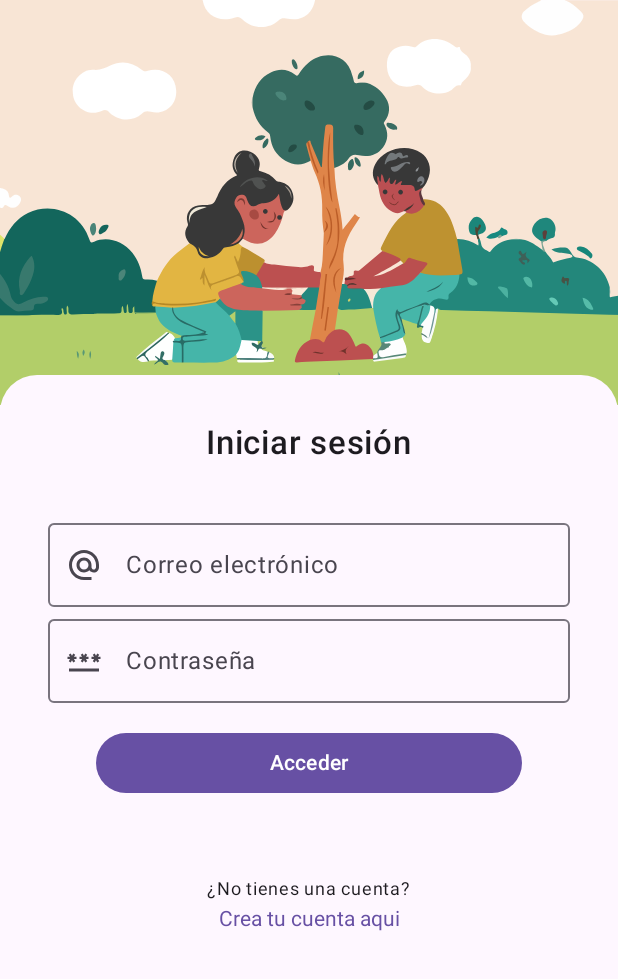
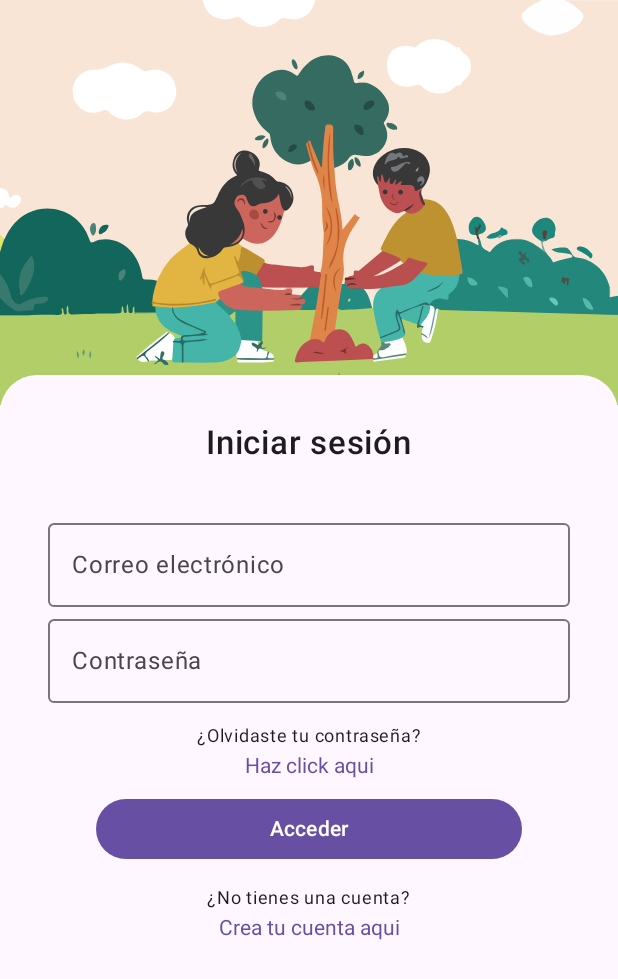
Before and after one commit to patyjs/Jetpack_UI_Adoptree, an Android app built with Jetpack Compose: the @Preview function GreetingPreview2, on a phone screen of 412 x 824 dp. Shown: the top 979 px of the screen. Run offline under Robolectric (Android 15) with nearby library versions, the light colour scheme and no system bars.

Commit message:
Se quitaron los iconos de los edit text de inicio de sesión y se agrego un elemento faltante que es el texto de olvidaste tu contraseña

```diff
--- a/app/src/main/java/com/example/myapp/LoginActivity.kt
+++ b/app/src/main/java/com/example/myapp/LoginActivity.kt
@@ -126,12 +126,12 @@ fun InitializeUI(name: String, darktheme: Boolean,modifier: Modifier = Modifier)
                         .padding(0.dp, 32.dp, 0.dp, 0.dp),
                     value = email_txt,
                     label = { Text("Correo electrónico") },
-                    leadingIcon = {
-                        Icon(
-                            painterResource(id = R.drawable.arroba_email_24),
-                            contentDescription = null
-                        )
-                    },
+                  //  leadingIcon = {
+                    //    Icon(
+                    //        painterResource(id = R.drawable.arroba_email_24),
+                    //        contentDescription = null
+                    //    )
+                   // },
                     onValueChange = { entry ->
                         email_txt = entry
                     }
@@ -143,21 +143,53 @@ fun InitializeUI(name: String, darktheme: Boolean,modifier: Modifier = Modifier)
                     value = password_txt,
                     label = { Text("Contraseña") },
                     visualTransformation = PasswordVisualTransformation(),
-                    leadingIcon = {
-                        Icon(
-                            painterResource(id = R.drawable.password_24),
-                            contentDescription = null
-                        )
-                    },
+                   // leadingIcon = {
+                     //   Icon(
+                        //    painterResource(id = R.drawable.password_24),
+                        //    contentDescription = null
+                      //  )
+                  //  },
                     onValueChange = { entry ->
                         password_txt = entry
                     }
                 )
 
+                Column(
+                    modifier = Modifier
+                        .fillMaxWidth()
+                        .padding(horizontal = 0.dp, vertical = 10.dp),
+                    horizontalAlignment = Alignment.CenterHorizontally, //centrar elementos de forma horizontal
+
+
+                ) {
+                    Text(
+                        text = "¿Olvidaste tu contraseña?",
+                        modifier = modifier,
+                        fontSize = 12.sp,
+                        fontWeight = FontWeight.Normal
+                    )
+
+                    ClickableText(
+                        text = buildAnnotatedString {
+                            withStyle(
+                                style = SpanStyle(MaterialTheme.colorScheme.primary)
+                            ) {
+                                append("Haz click aqui")
+                            }
+                        },
+                        modifier = modifier,
+                        onClick = {
+                            // INICIA UN ACTIVITY NUEVO DE LA CLASE REGISTROACTIVITY Y NAVEGA A SU INTERFAZ
+                            //context.startActivity(Intent(context, RegistroActivity::class.java))
+                        }
+                    )
+
+                }
+
                 Button(
                     modifier = Modifier
                         .fillMaxWidth()
-                        .padding(horizontal = 32.dp, vertical = 16.dp),
+                        .padding(horizontal = 32.dp, vertical = 0.dp),
                     onClick = {  }
                 ) {
                     Text("Acceder")
@@ -166,7 +198,7 @@ fun InitializeUI(name: String, darktheme: Boolean,modifier: Modifier = Modifier)
                 Column(
                     modifier = Modifier
                         .fillMaxWidth()
-                        .padding(horizontal = 0.dp, vertical = 32.dp),
+                        .padding(horizontal = 0.dp, vertical = 10.dp),
                     horizontalAlignment = Alignment.CenterHorizontally, //centrar elementos de forma horizontal
 
 
```
